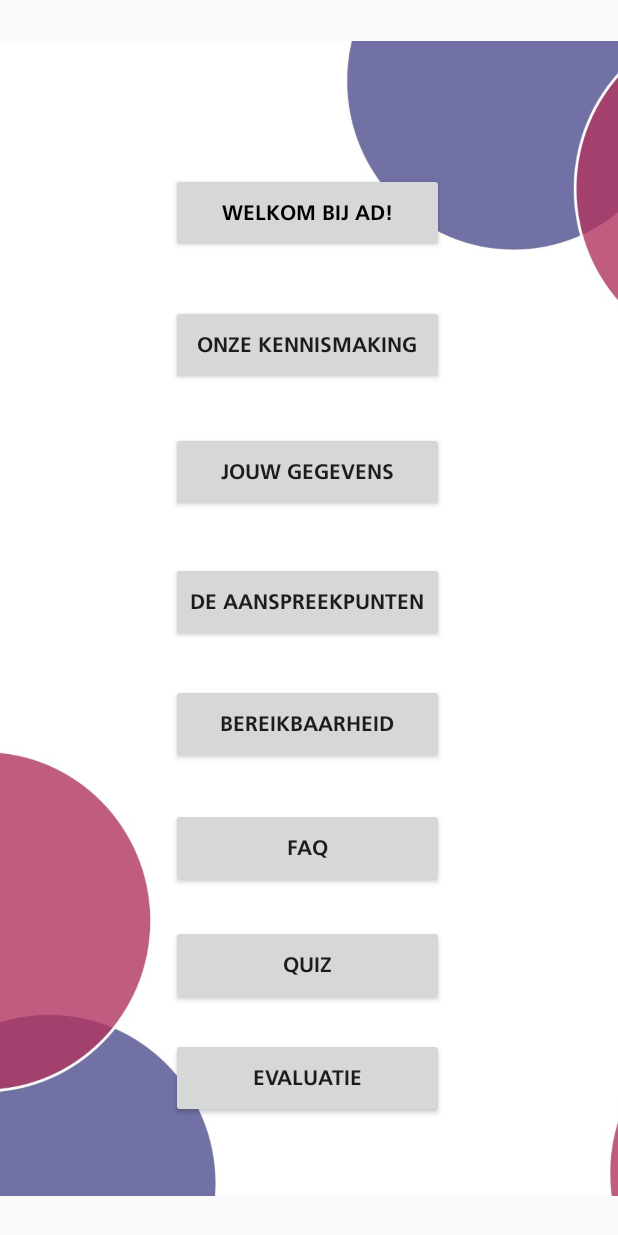
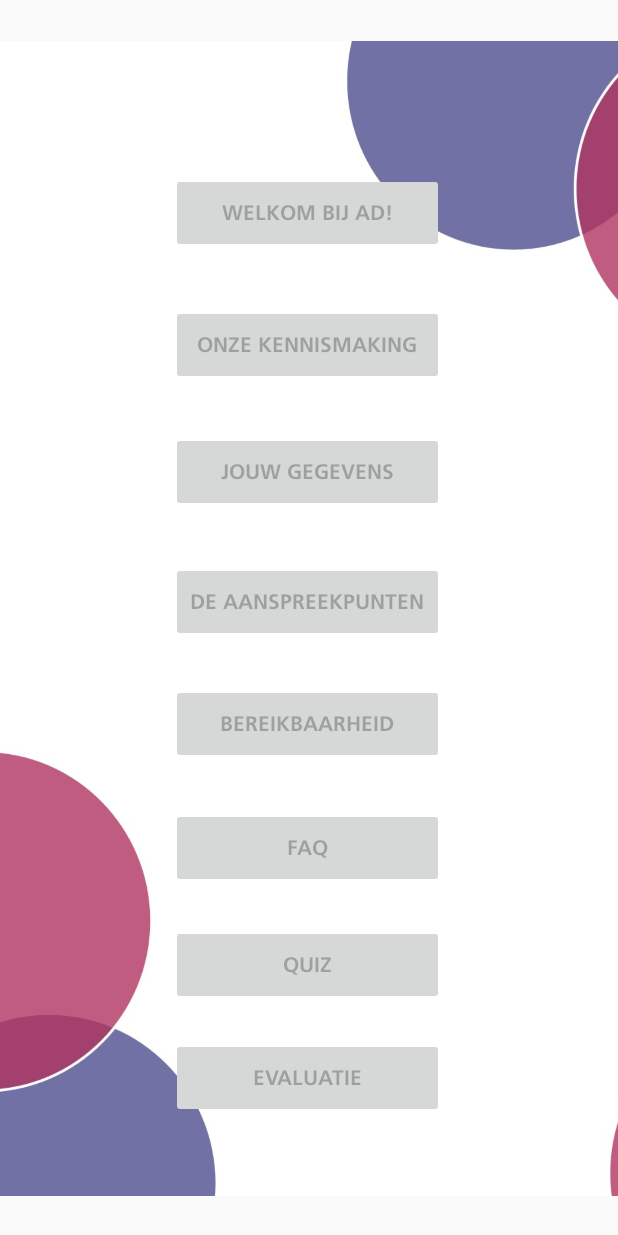
Before and after one commit to usersomeoneR/BP3, an Android app: the Menuscherm screen opened directly, with no data from a screen before it, on a phone screen of 412 x 824 dp. Run offline under Robolectric (Android 15) with nearby library versions, the phone set to English and light mode, and no system bars; our stand-ins replace Volley; network calls fail.

Commit message:
Alle stappen voltooid

```diff
--- a/app/src/main/java/com/example/bp3/MainActivity.java
+++ b/app/src/main/java/com/example/bp3/MainActivity.java
@@ -31,15 +31,17 @@ import org.json.JSONObject;
 public class MainActivity extends AppCompatActivity implements Response.Listener<JSONObject>, Response.ErrorListener {
     private VolleyHelper volleyhelper;
     private String studentnummer;
+    private String stapnu;
 
     @Override
     protected void onCreate(Bundle savedInstanceState) {
         super.onCreate(savedInstanceState);
         setContentView(R.layout.activity_main);
         String studentnummer = "1234567";
-
+        String stapnu = "0";
         volleyhelper = new VolleyHelper(getBaseContext(), "https://adaonboarding.ml/t1/");
         volleyhelper.get("Studentgegevens.php?studentnummer=" + studentnummer, null, this, this);
+
 
         //Maak een intent naar MyReceiver
         //De MyReceiver vuurt af zodra er een broadcast gemaakt wordt.
@@ -91,5 +93,6 @@ public class MainActivity extends AppCompatActivity implements Response.Listener
             e.printStackTrace();
     }
 
+
     }
 }
--- a/app/src/main/res/layout/activity_menuscherm.xml
+++ b/app/src/main/res/layout/activity_menuscherm.xml
@@ -24,7 +24,7 @@
         android:fontFamily="FrutigerLTStd-black"
         android:onClick="gaFilmpje"
         android:text="Welkom bij AD!"
-        android:textColor="@android:color/background_dark"
+        android:enabled="false"
         app:layout_constraintBottom_toBottomOf="parent"
         app:layout_constraintEnd_toEndOf="parent"
         app:layout_constraintHorizontal_bias="0.497"
@@ -39,6 +39,7 @@
         android:text="Onze kennismaking"
         android:onClick="ganaarIntrodagen"
         android:fontFamily="FrutigerLTStd-black"
+        android:enabled="false"
         app:layout_constraintBottom_toBottomOf="parent"
         app:layout_constraintEnd_toEndOf="parent"
         app:layout_constraintHorizontal_bias="0.497"
@@ -53,6 +54,7 @@
         android:text="De aanspreekpunten"
         android:onClick="naarContact"
         android:fontFamily="FrutigerLTStd-black"
+        android:enabled="false"
         app:layout_constraintBottom_toBottomOf="parent"
         app:layout_constraintEnd_toEndOf="parent"
         app:layout_constraintHorizontal_bias="0.497"
@@ -67,6 +69,7 @@
         android:text="Bereikbaarheid"
         android:onClick="gaNaarbereikbaarActivity"
         android:fontFamily="FrutigerLTStd-black"
+        android:enabled="false"
         app:layout_constraintBottom_toBottomOf="parent"
         app:layout_constraintEnd_toEndOf="parent"
         app:layout_constraintHorizontal_bias="0.497"
@@ -81,6 +84,7 @@
         android:text="FAQ"
         android:onClick="gaNaarFAQ"
         android:fontFamily="FrutigerLTStd-black"
+        android:enabled="false"
         app:layout_constraintBottom_toBottomOf="parent"
         app:layout_constraintEnd_toEndOf="parent"
         app:layout_constraintHorizontal_bias="0.497"
@@ -92,9 +96,10 @@
         android:id="@+id/btnNaarQuiz"
         android:layout_width="182dp"
         android:layout_height="53dp"
+        android:fontFamily="FrutigerLTStd-black"
+        android:onClick="startQuiz"
         android:text="Quiz"
-        android:onClick="startQuiz"
-        android:fontFamily="FrutigerLTStd-black"
+        android:enabled="false"
         app:layout_constraintBottom_toBottomOf="parent"
         app:layout_constraintEnd_toEndOf="parent"
         app:layout_constraintHorizontal_bias="0.497"
@@ -109,6 +114,7 @@
         android:text="Evaluatie"
         android:onClick="gaEvaluatie"
         android:fontFamily="FrutigerLTStd-black"
+        android:enabled="false"
         app:layout_constraintBottom_toBottomOf="parent"
         app:layout_constraintEnd_toEndOf="parent"
         app:layout_constraintHorizontal_bias="0.497"
@@ -123,6 +129,7 @@
         android:fontFamily="FrutigerLTStd-black"
         android:onClick="gaStudentgegevens"
         android:text="Jouw gegevens"
+        android:enabled="false"
         app:layout_constraintBottom_toBottomOf="parent"
         app:layout_constraintEnd_toEndOf="parent"
         app:layout_constraintHorizontal_bias="0.497"
@@ -130,4 +137,92 @@
         app:layout_constraintTop_toTopOf="parent"
         app:layout_constraintVertical_bias="0.374" />
 
+    <ImageView
+        android:id="@+id/ivCheck"
+        android:layout_width="45dp"
+        android:layout_height="190dp"
+        android:layout_marginTop="40dp"
+        android:layout_marginEnd="68dp"
+        android:visibility="invisible"
+        app:layout_constraintEnd_toEndOf="parent"
+        app:layout_constraintTop_toTopOf="parent"
+        app:srcCompat="@drawable/check" />
+
+    <ImageView
+        android:id="@+id/ivCheck2"
+        android:layout_width="45dp"
+        android:layout_height="190dp"
+        android:layout_marginTop="116dp"
+        android:layout_marginEnd="68dp"
+        android:visibility="invisible"
+        app:layout_constraintEnd_toEndOf="parent"
+        app:layout_constraintTop_toTopOf="parent"
+        app:srcCompat="@drawable/check" />
+
+    <ImageView
+        android:id="@+id/ivCheck3"
+        android:layout_width="45dp"
+        android:layout_height="190dp"
+        android:layout_marginTop="192dp"
+        android:layout_marginEnd="68dp"
+        android:visibility="invisible"
+        app:layout_constraintEnd_toEndOf="parent"
+        app:layout_constraintTop_toTopOf="parent"
+        app:srcCompat="@drawable/check" />
+
+    <ImageView
+        android:id="@+id/ivCheck4"
+        android:layout_width="45dp"
+        android:layout_height="190dp"
+        android:layout_marginTop="268dp"
+        android:layout_marginEnd="68dp"
+        android:visibility="invisible"
+        app:layout_constraintEnd_toEndOf="parent"
+        app:layout_constraintTop_toTopOf="parent"
+        app:srcCompat="@drawable/check" />
+
+    <ImageView
+        android:id="@+id/ivCheck5"
+        android:layout_width="45dp"
+        android:layout_height="190dp"
+        android:layout_marginTop="336dp"
+        android:layout_marginEnd="68dp"
+        android:visibility="invisible"
+        app:layout_constraintEnd_toEndOf="parent"
+        app:layout_constraintTop_toTopOf="parent"
+        app:srcCompat="@drawable/check" />
+
+    <ImageView
+        android:id="@+id/ivCheck7"
+        android:layout_width="45dp"
+        android:layout_height="190dp"
+        android:layout_marginTop="480dp"
+        android:layout_marginEnd="68dp"
+        android:visibility="invisible"
+        app:layout_constraintEnd_toEndOf="parent"
+        app:layout_constraintTop_toTopOf="parent"
+        app:srcCompat="@drawable/check" />
+
+    <ImageView
+        android:id="@+id/ivCheck6"
+        android:layout_width="45dp"
+        android:layout_height="190dp"
+        android:layout_marginTop="404dp"
+        android:layout_marginEnd="68dp"
+        android:visibility="invisible"
+        app:layout_constraintEnd_toEndOf="parent"
+        app:layout_constraintTop_toTopOf="parent"
+        app:srcCompat="@drawable/check" />
+
+    <ImageView
+        android:id="@+id/ivCheck8"
+        android:layout_width="45dp"
+        android:layout_height="190dp"
+        android:layout_marginTop="540dp"
+        android:layout_marginEnd="68dp"
+        android:visibility="invisible"
+        app:layout_constraintEnd_toEndOf="parent"
+        app:layout_constraintTop_toTopOf="parent"
+        app:srcCompat="@drawable/check" />
+
 </androidx.constraintlayout.widget.ConstraintLayout>
```
Also changed, not shown: app/src/main/java/com/example/bp3/Menuscherm.java (+178 -2 lines), app/src/main/res/drawable/check.png (added).
